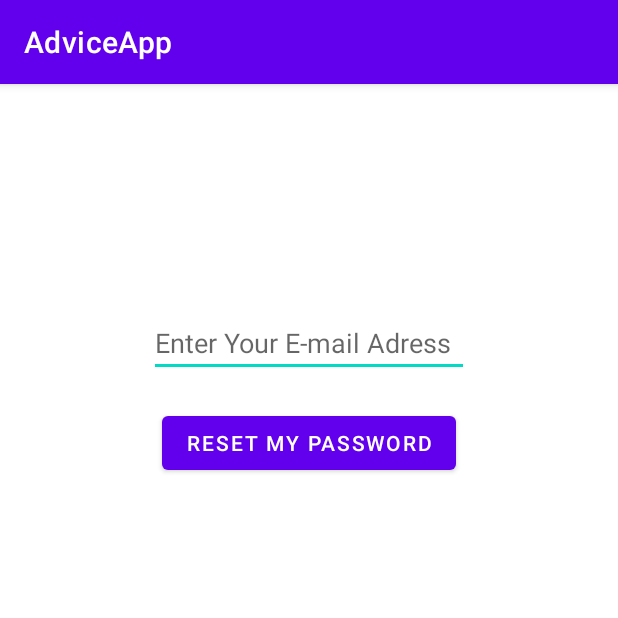
After one commit to christyansegecs/AdviceMeApp, an Android app: the ForgetActivity screen opened directly, with no data from a screen before it, on a phone screen of 412 x 824 dp, the top half of it. The commit adds this screen. Run offline under Robolectric (Android 15) with nearby library versions, the phone set to English and light mode, and no system bars; our stand-ins replace Firebase (no records; nobody signed in at launch, a user with empty details on screens opened directly).

Commit message:
Implements Forget Password Activity

```diff
--- /dev/null
+++ b/app/src/main/java/com/chris/adviceapp/view/ForgetActivity.kt
@@ -0,0 +1,33 @@
+package com.chris.adviceapp.view
+
+import androidx.appcompat.app.AppCompatActivity
+import android.os.Bundle
+import android.widget.Toast
+import com.chris.adviceapp.databinding.ActivityForgetBinding
+import com.google.firebase.auth.FirebaseAuth
+
+class ForgetActivity : AppCompatActivity() {
+
+    private lateinit var binding: ActivityForgetBinding
+    val auth: FirebaseAuth = FirebaseAuth.getInstance()
+
+    override fun onCreate(savedInstanceState: Bundle?) {
+        super.onCreate(savedInstanceState)
+
+        this.binding = ActivityForgetBinding.inflate(layoutInflater)
+        setContentView(this.binding.root)
+
+        binding.btnReset.setOnClickListener {
+            val email = binding.tvForget.text.toString()
+            auth.sendPasswordResetEmail(email).addOnCompleteListener {
+                task ->
+                if (task.isSuccessful) {
+                    Toast.makeText(applicationContext,
+                    "We sent a password reset email for your email adress",
+                    Toast.LENGTH_SHORT).show()
+                    finish()
+                }
+            }
+        }
+    }
+}
--- a/app/src/main/java/com/chris/adviceapp/view/LoginActivity.kt
+++ b/app/src/main/java/com/chris/adviceapp/view/LoginActivity.kt
@@ -29,6 +29,11 @@ class LoginActivity : AppCompatActivity() {
             startActivity(intent)
         }
 
+        binding.forgotpass.setOnClickListener {
+            val intent = Intent(this, ForgetActivity::class.java)
+            startActivity(intent)
+        }
+
     }
 
     fun loginWithFirebase(userEmail: String, password: String) {
--- a/app/src/main/java/com/chris/adviceapp/view/SignUpActivity.kt
+++ b/app/src/main/java/com/chris/adviceapp/view/SignUpActivity.kt
@@ -3,7 +3,6 @@ package com.chris.adviceapp.view
 import androidx.appcompat.app.AppCompatActivity
 import android.os.Bundle
 import android.widget.Toast
-import com.chris.adviceapp.databinding.ActivityLoginBinding
 import com.chris.adviceapp.databinding.ActivitySignUpBinding
 import com.google.firebase.auth.FirebaseAuth
 
--- /dev/null
+++ b/app/src/main/res/layout/activity_forget.xml
@@ -0,0 +1,30 @@
+<?xml version="1.0" encoding="utf-8"?>
+<androidx.constraintlayout.widget.ConstraintLayout xmlns:android="http://schemas.android.com/apk/res/android"
+    xmlns:app="http://schemas.android.com/apk/res-auto"
+    xmlns:tools="http://schemas.android.com/tools"
+    android:layout_width="match_parent"
+    android:layout_height="match_parent"
+    tools:context=".view.ForgetActivity">
+
+    <EditText
+        android:id="@+id/tvForget"
+        android:layout_width="wrap_content"
+        android:layout_height="wrap_content"
+        android:layout_marginTop="150dp"
+        android:ems="10"
+        android:hint="Enter Your E-mail Adress"
+        android:inputType="textEmailAddress"
+        app:layout_constraintEnd_toEndOf="parent"
+        app:layout_constraintStart_toStartOf="parent"
+        app:layout_constraintTop_toTopOf="parent" />
+
+    <Button
+        android:id="@+id/btnReset"
+        android:layout_width="wrap_content"
+        android:layout_height="wrap_content"
+        android:layout_marginTop="20dp"
+        android:text="reset my password"
+        app:layout_constraintEnd_toEndOf="parent"
+        app:layout_constraintStart_toStartOf="parent"
+        app:layout_constraintTop_toBottomOf="@+id/tvForget" />
+</androidx.constraintlayout.widget.ConstraintLayout>
```
Also changed, not shown: app/src/main/AndroidManifest.xml (+7 -4 lines), app/src/main/res/layout/activity_login.xml (+12 -8 lines).
